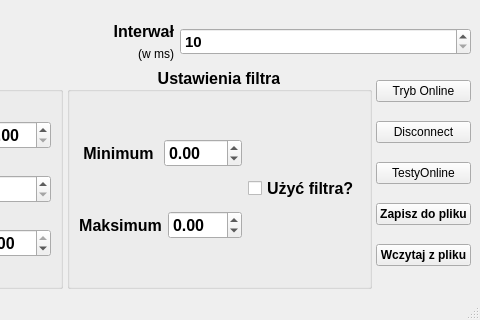
Above: symulator.ui from macbondyra/SymulatorUARWymiana before the change; both pictures show x 723 to 1203 and y 511 to 831 of the 1203 by 831 pixel window. Below: the same form after it.
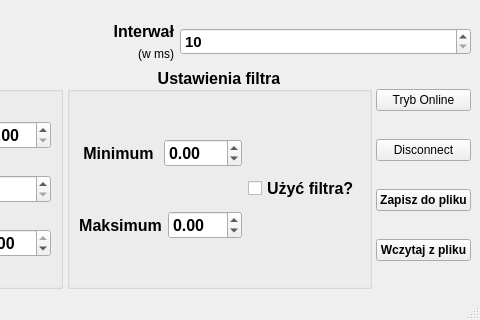
That is the form after the change. Custom widgets are drawn as their Qt base class.

Diff of the .ui file:
```diff
--- a/symulator.ui
+++ b/symulator.ui
@@ -611,13 +611,6 @@
           </property>
          </widget>
         </item>
-        <item>
-         <widget class="QPushButton" name="TestyOnline">
-          <property name="text">
-           <string>TestyOnline</string>
-          </property>
-         </widget>
-        </item>
         <item>
          <widget class="QPushButton" name="button_zapisz">
           <property name="font">
```
